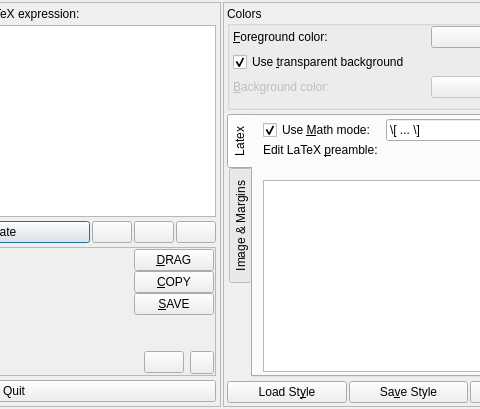
Old version of the form src/klfmainwin.ui in the repository CryFeiFei/klatexformula; both pictures show x 195 to 675 and y 0 to 409 of the 833 by 409 pixel window.
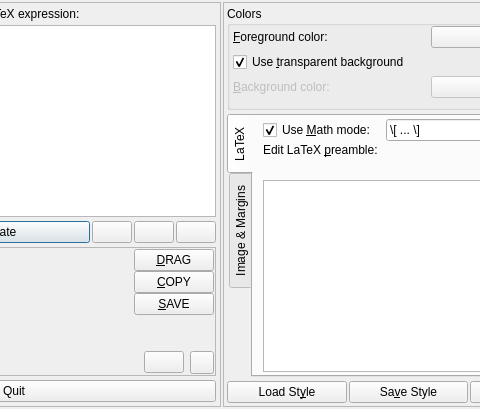
New version of the form. Icons and pictures are not drawn. Custom widgets are drawn as their Qt base class.

What changed in the file:
```diff
--- a/src/klfmainwin.ui
+++ b/src/klfmainwin.ui
@@ -567,7 +567,7 @@
         </property>
         <widget class="QWidget" name="tabLatexImage">
          <attribute name="title">
-          <string>Latex</string>
+          <string>LaTeX</string>
          </attribute>
          <layout class="QGridLayout" name="lyt_gbxLatexImage">
           <property name="leftMargin">
```
Left out of the diff: 24 changed lines with no effect on the pictures.
